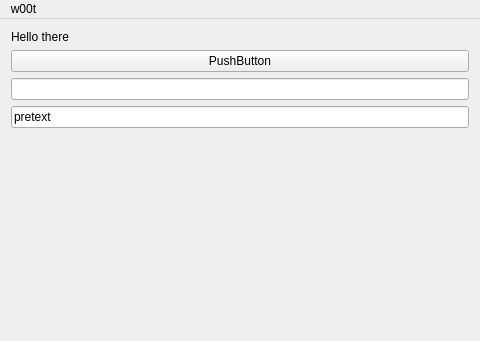
First picture: the form in example/mainwindow.ui, repository maemo-leste/qt-input-maemo, before the edit.
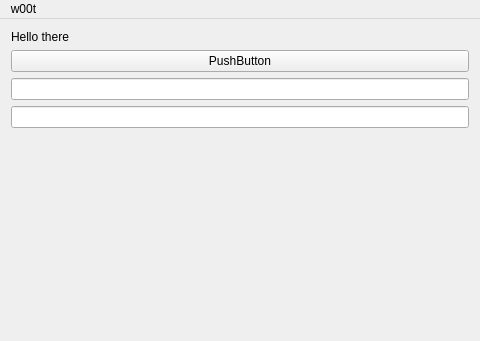
Second picture: the form after the edit.

Patch:
```diff
--- a/example/mainwindow.ui
+++ b/example/mainwindow.ui
@@ -45,7 +45,7 @@
     <item row="3" column="0">
      <widget class="QLineEdit" name="line">
       <property name="text">
-       <string>pretext</string>
+       <string></string>
       </property>
      </widget>
     </item>
```
